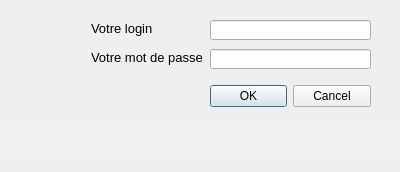
Qt form FormConnection_base.ui (IGNF/espace-collaboratif-qgis-plugin) before a commit.
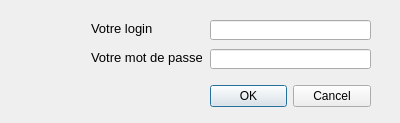
The same form after that commit. Icons and pictures are not drawn.

Commit message: Révision de getConnexionRipart (déplacement de la partie connexion dans FormConnection) Suppression de la variable context.ripClient (doublon avec context.client)

Patch:
```diff
--- a/FormConnection_base.ui
+++ b/FormConnection_base.ui
@@ -7,7 +7,7 @@
     <x>0</x>
     <y>0</y>
     <width>400</width>
-    <height>172</height>
+    <height>123</height>
    </rect>
   </property>
   <property name="windowTitle">
@@ -94,163 +94,6 @@
     <enum>QLineEdit::Password</enum>
    </property>
   </widget>
-  <widget class="QTextEdit" name="textError">
-   <property name="enabled">
-    <bool>true</bool>
-   </property>
-   <property name="geometry">
-    <rect>
-     <x>0</x>
-     <y>120</y>
-     <width>401</width>
-     <height>41</height>
-    </rect>
-   </property>
-   <property name="palette">
-    <palette>
-     <active>
-      <colorrole role="WindowText">
-       <brush brushstyle="SolidPattern">
-        <color alpha="255">
-         <red>255</red>
-         <green>0</green>
-         <blue>0</blue>
-        </color>
-       </brush>
-      </colorrole>
-      <colorrole role="Text">
-       <brush brushstyle="SolidPattern">
-        <color alpha="255">
-         <red>255</red>
-         <green>0</green>
-         <blue>0</blue>
-        </color>
-       </brush>
-      </colorrole>
-      <colorrole role="Base">
-       <brush brushstyle="SolidPattern">
-        <color alpha="255">
-         <red>240</red>
-         <green>240</green>
-         <blue>240</blue>
-        </color>
-       </brush>
-      </colorrole>
-      <colorrole role="PlaceholderText">
-       <brush brushstyle="NoBrush">
-        <color alpha="128">
-         <red>255</red>
-         <green>0</green>
-         <blue>0</blue>
-        </color>
-       </brush>
-      </colorrole>
-     </active>
-     <inactive>
-      <colorrole role="WindowText">
-       <brush brushstyle="SolidPattern">
-        <color alpha="255">
-         <red>255</red>
-         <green>0</green>
-         <blue>0</blue>
-        </color>
-       </brush>
-      </colorrole>
-      <colorrole role="Text">
-       <brush brushstyle="SolidPattern">
-        <color alpha="255">
-         <red>255</red>
-         <green>0</green>
-         <blue>0</blue>
-        </color>
-       </brush>
-      </colorrole>
-      <colorrole role="Base">
-       <brush brushstyle="SolidPattern">
-        <color alpha="255">
-         <red>240</red>
-         <green>240</green>
-         <blue>240</blue>
-        </color>
-       </brush>
-      </colorrole>
-      <colorrole role="PlaceholderText">
-       <brush brushstyle="NoBrush">
-        <color alpha="128">
-         <red>255</red>
-         <green>0</green>
-         <blue>0</blue>
-        </color>
-       </brush>
-      </colorrole>
-     </inactive>
-     <disabled>
-      <colorrole role="WindowText">
-       <brush brushstyle="SolidPattern">
-        <color alpha="255">
-         <red>120</red>
-         <green>120</green>
-         <blue>120</blue>
-        </color>
-       </brush>
-      </colorrole>
-      <colorrole role="Text">
-       <brush brushstyle="SolidPattern">
-        <color alpha="255">
-         <red>120</red>
-         <green>120</green>
-         <blue>120</blue>
-        </color>
-       </brush>
-      </colorrole>
-      <colorrole role="Base">
-       <brush brushstyle="SolidPattern">
-        <color alpha="255">
-         <red>240</red>
-         <green>240</green>
-         <blue>240</blue>
-        </color>
-       </brush>
-      </colorrole>
-      <colorrole role="PlaceholderText">
-       <brush brushstyle="NoBrush">
-        <color alpha="128">
-         <red>255</red>
-         <green>0</green>
-         <blue>0</blue>
-        </color>
-       </brush>
-      </colorrole>
-     </disabled>
-    </palette>
-   </property>
-   <property name="font">
-    <font>
-     <family>MS Sans Serif</family>
-     <weight>75</weight>
-     <bold>true</bold>
-    </font>
-   </property>
-   <property name="autoFillBackground">
-    <bool>false</bool>
-   </property>
-   <property name="frameShape">
-    <enum>QFrame::NoFrame</enum>
-   </property>
-   <property name="lineWidth">
-    <number>0</number>
-   </property>
-   <property name="readOnly">
-    <bool>true</bool>
-   </property>
-   <property name="html">
-    <string>&lt;!DOCTYPE HTML PUBLIC &quot;-//W3C//DTD HTML 4.0//EN&quot; &quot;http://www.w3.org/TR/REC-html40/strict.dtd&quot;&gt;
-&lt;html&gt;&lt;head&gt;&lt;meta name=&quot;qrichtext&quot; content=&quot;1&quot; /&gt;&lt;style type=&quot;text/css&quot;&gt;
-p, li { white-space: pre-wrap; }
-&lt;/style&gt;&lt;/head&gt;&lt;body style=&quot; font-family:'MS Sans Serif'; font-size:8.25pt; font-weight:600; font-style:normal;&quot;&gt;
-&lt;p style=&quot;-qt-paragraph-type:empty; margin-top:0px; margin-bottom:0px; margin-left:0px; margin-right:0px; -qt-block-indent:0; text-indent:0px; font-size:8pt;&quot;&gt;&lt;br /&gt;&lt;/p&gt;&lt;/body&gt;&lt;/html&gt;</string>
-   </property>
-  </widget>
   <widget class="QLabel" name="lblLogin">
    <property name="geometry">
     <rect>
```
Left out of the diff: 13 changed lines with no effect on the pictures. The commit also changes 11 other files.
